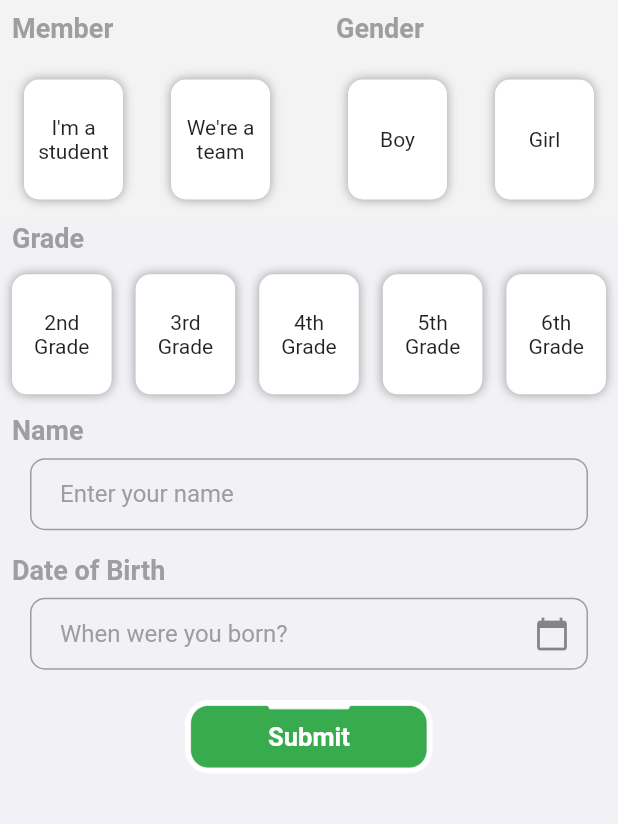
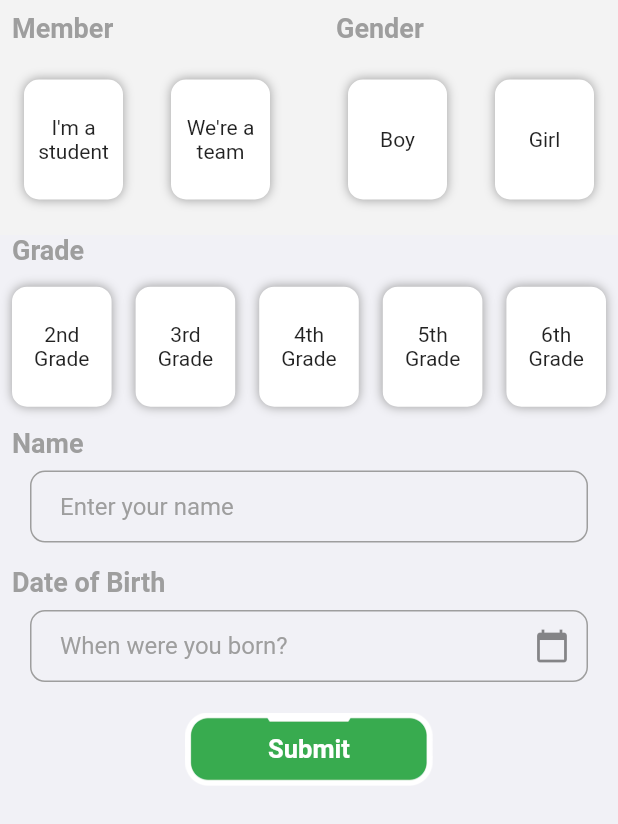
Before and after one commit to Aung-Zay-Thant/itda, a Flutter app: the screen it shows after launch, on a phone screen of 412 x 824 dp. Shown: the top 824 px of the screen. Run offline on Flutter 3.47's test engine with Material 2 defaults, Android fonts, the phone set to English and light mode, and no system bars; drawn by our look-alikes of datetime_picker_formfield.

Commit message:
fixed when screen heigh lower than 750t

```diff
--- a/lib/components/middlecontainer.dart
+++ b/lib/components/middlecontainer.dart
@@ -80,6 +80,8 @@ class _MiddleContainerState extends State<MiddleContainer> {
   }
 }
 
+
+// Can Change the Style Of Card Here
 class Cards extends StatelessWidget {
   Cards({this.onPress, this.colour, this.boxname});
 
--- a/lib/components/topcontainers.dart
+++ b/lib/components/topcontainers.dart
@@ -5,7 +5,6 @@ const activeColor = Color(0xff356fbb);
 const inactiveColor = Colors.white;
 String member;
 String gender;
-
 enum Gender { male, female }
 
 class TopContainer extends StatefulWidget {
@@ -18,9 +17,10 @@ class _TopContainerState extends State<TopContainer> {
   Gender selectedGender;
   @override
   Widget build(BuildContext context) {
+    final screenSize = MediaQuery.of(context).size;
     return Container(
       width: double.infinity,
-      height: MediaQuery.of(context).size.height * 0.18,
+      height: screenSize.height < 750 ? screenSize.height * 0.23 : screenSize.height * 0.19,
       color: Color(0xfff3f3f3),
       child: Row(
         children: <Widget>[
```
Also changed, not shown: lib/main.dart (+12 -0 lines).
